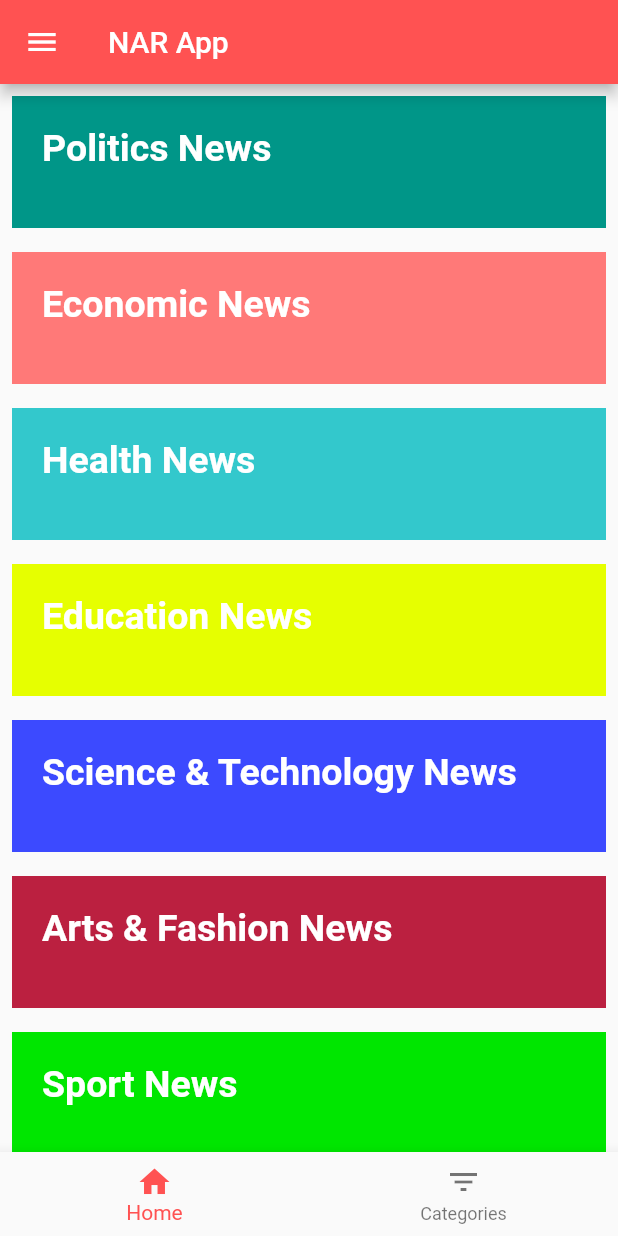
After one commit to manardweikat/NARA, a Flutter app: the Categories screen opened directly, on a phone screen of 412 x 824 dp. The commit adds this screen. Run offline on Flutter 3.47's test engine with Material 2 defaults, Android fonts, the phone set to English and light mode, and no system bars; our stand-ins replace font_awesome_flutter, velocity_x; network calls fail.

Commit message:
Manar Commit

```diff
--- a/lib/CommonLogo.dart
+++ b/lib/CommonLogo.dart
@@ -1,5 +1,6 @@
 import 'package:flutter/material.dart';
 import 'package:velocity_x/velocity_x.dart';
+
 class CommonLogo extends StatelessWidget {
   @override
   Widget build(BuildContext context) {
--- /dev/null
+++ b/lib/bottom_navbar_bloc.dart
@@ -0,0 +1,30 @@
+import 'dart:async';
+
+enum NavBarItem { HOME, SOURCES, SEARCH }
+
+class BottomNavBarBloc {
+  final StreamController<NavBarItem> _navBarController =
+      StreamController<NavBarItem>.broadcast();
+
+  NavBarItem defaultItem = NavBarItem.HOME;
+
+  Stream<NavBarItem> get itemStream => _navBarController.stream;
+
+  void pickItem(int i) {
+    switch (i) {
+      case 0:
+        _navBarController.sink.add(NavBarItem.HOME);
+        break;
+      case 1:
+        _navBarController.sink.add(NavBarItem.SOURCES);
+        break;
+      case 2:
+        _navBarController.sink.add(NavBarItem.SEARCH);
+        break;
+    }
+  }
+
+  close() {
+    _navBarController?.close();
+  }
+}
--- /dev/null
+++ b/lib/categories.dart
@@ -0,0 +1,336 @@
+import 'dart:ui';
+
+import 'package:flutter/cupertino.dart';
+import 'package:flutter/material.dart';
+import 'package:flutter/rendering.dart';
+import 'SignInPage.dart';
+import 'NewsMain.dart';
+import 'news.dart';
+class MyApp extends StatelessWidget {
+  // This widget is the root of your application.
+  @override
+  Widget build(BuildContext context) {
+    return MaterialApp(
+      title: 'Flutter Demo',
+      theme: ThemeData(
+
+        primarySwatch: Colors.blue,
+      ),
+      home: Categories(title: 'Flutter Demo Home Page'),
+    );
+  }
+}
+
+class Categories extends StatefulWidget {
+  Categories({Key key, this.title}) : super(key: key);
+
+  // This widget is the home page of your application. It is stateful, meaning
+  // that it has a State object (defined below) that contains fields that affect
+  // how it looks.
+
+  // This class is the configuration for the state. It holds the values (in this
+  // case the title) provided by the parent (in this case the App widget) and
+  // used by the build method of the State. Fields in a Widget subclass are
+  // always marked "final".
+
+  final String title;
+
+  @override
+  _MyHomePageState createState() => _MyHomePageState();
+}
+
+class _MyHomePageState extends State<Categories> {
+
+  void _incrementCounter() {
+    setState(() {
+    });
+  }
+
+  @override
+  Widget build(BuildContext context) {
+    return Scaffold(
+      resizeToAvoidBottomInset: false,
+      appBar: AppBar(
+        backgroundColor: Colors.redAccent,
+        title: const Text('NAR App'),
+        leading: Builder( builder: (context){return IconButton(icon: Icon(Icons.menu), onPressed: (){Scaffold.of(context).openDrawer();},);},),),
+
+      drawer: Drawer(
+        child: ListView(
+          padding: EdgeInsets.zero,
+          children: const <Widget>[
+            DrawerHeader(
+
+              decoration: BoxDecoration(
+                color: Colors.redAccent,
+              ),
+              child: Text(
+                'NARA',
+                style: TextStyle(
+                  color: Colors.white,
+                  fontSize: 24,
+                ),
+              ),
+
+            ),
+
+            ListTile(
+              leading: Icon(Icons.account_circle),
+              title: Text('Profile'),
+            ),
+            ListTile(
+              leading: Icon(Icons.settings),
+              title: Text('Settings'),
+            ),
+            ListTile(
+              leading: Icon(Icons.account_circle_outlined),
+              title: Text('Sign-up'),
+            ),
+            ListTile(
+              leading: Icon(Icons.account_circle_outlined),
+              title: Text('Sign-out'),
+            ),
+          ],
+        ),
+      ),
+
+
+
+
+
+      body:SingleChildScrollView(
+        child:Column(
+          mainAxisAlignment: MainAxisAlignment.spaceEvenly,
+          crossAxisAlignment: CrossAxisAlignment.stretch,
+          mainAxisSize: MainAxisSize.max,
+          verticalDirection: VerticalDirection.down,
+          children: <Widget>[
+            //politics
+            Padding(
+              padding: const EdgeInsets.all(8.0),
+              child: Container(padding: EdgeInsets.fromLTRB(20, 20, 50, 10),
+                color: Colors.teal,
+                child: RichText(
+                  text: TextSpan(
+                    children: <TextSpan>[
+                      TextSpan(
+                        text: 'Politics News \n',
+                        style: TextStyle(color: Colors.white,fontWeight: FontWeight.bold,fontSize: 25),
+                      ),
+                    ],
+                  ),
+                ),
+                //    child: Text('Politics News\n',style: TextStyle(color: Colors.white,),textAlign: TextAlign.left,overflow: TextOverflow.ellipsis,maxLines: 4,),
+              ),
+            ),
+            //economic
+            Padding(
+              padding: const EdgeInsets.all(8.0),
+              child: Container(padding: EdgeInsets.fromLTRB(20, 20, 50, 10),
+                color: Color.fromRGBO(255, 121, 120, 1),
+                child: RichText(
+                  text: TextSpan(
+                    children: <TextSpan>[
+                      TextSpan(
+                        text: 'Economic News \n',
+                        style: TextStyle(color: Colors.white,fontWeight: FontWeight.bold,fontSize: 25),
+
+                      ),
+
+                    ],
+                  ),
+                ),
+                //    child: Text('Politics News\n',style: TextStyle(color: Colors.white,),textAlign: TextAlign.left,overflow: TextOverflow.ellipsis,maxLines: 4,),
+              ),
+            ),
+            //health
+            Padding(
+              padding: const EdgeInsets.all(8.0),
+              child: Container(padding: EdgeInsets.fromLTRB(20, 20, 50, 10),
+                color: Color.fromRGBO(51, 200, 204, 1),
+                child: RichText(
+                  text: TextSpan(
+                    children: <TextSpan>[
+                      TextSpan(
+                        text: 'Health News \n',
+                        style: TextStyle(color: Colors.white,fontWeight: FontWeight.bold,fontSize: 25),
+
+                      ),
+                    ],
+                  ),
+                ),
+                //    child: Text('Politics News\n',style: TextStyle(color: Colors.white,),textAlign: TextAlign.left,overflow: TextOverflow.ellipsis,maxLines: 4,),
+              ),
+            ),
+            //education
+            Padding(
+              padding: const EdgeInsets.all(8.0),
+              child: Container(padding: EdgeInsets.fromLTRB(20, 20, 50, 10),
+                color: Color.fromRGBO(230, 255, 0, 1),
+                child: RichText(
+                  text: TextSpan(
+                    children: <TextSpan>[
+                      TextSpan(
+                        text: 'Education News \n',
+                        style: TextStyle(color: Colors.white,fontWeight: FontWeight.bold,fontSize: 25),
+                      ),
+                    ],
+                  ),
+                ),
+                //    child: Text('Politics News\n',style: TextStyle(color: Colors.white,),textAlign: TextAlign.left,overflow: TextOverflow.ellipsis,maxLines: 4,),
+              ),
+            ),
+            //science & tech
+            Padding(
+              padding: const EdgeInsets.all(8.0),
+              child: Container(padding: EdgeInsets.fromLTRB(20, 20, 50, 10),
+                color: Color.fromRGBO(60, 74, 255, 1),
+                child: RichText(
+                  text: TextSpan(
+                    children: <TextSpan>[
+                      TextSpan(
+                        text: 'Science & Technology News \n',
+                        style: TextStyle(color: Colors.white,fontWeight: FontWeight.bold,fontSize: 25),
+                      ),
+                    ],
+                  ),
+                ),
+                //    child: Text('Politics News\n',style: TextStyle(color: Colors.white,),textAlign: TextAlign.left,overflow: TextOverflow.ellipsis,maxLines: 4,),
+              ),
+            ),
+            //art
+            Padding(
+              padding: const EdgeInsets.all(8.0),
+              child: Container(padding: EdgeInsets.fromLTRB(20, 20, 50, 10),
+                color: Color.fromRGBO(187, 32, 64,1),
+                child: RichText(
+                  text: TextSpan(
+                    children: <TextSpan>[
+                      TextSpan(
+                        text: 'Arts & Fashion News \n',
+                        style: TextStyle(color: Colors.white,fontWeight: FontWeight.bold,fontSize: 25),
+
+                      ),
+
+                    ],
+                  ),
+                ),
+                //    child: Text('Politics News\n',style: TextStyle(color: Colors.white,),textAlign: TextAlign.left,overflow: TextOverflow.ellipsis,maxLines: 4,),
+              ),
+            ),
+            //sport
+            Padding(
+              padding: const EdgeInsets.all(8.0),
+              child: Container(padding: EdgeInsets.fromLTRB(20, 20, 50, 10),
+                color: Color.fromRGBO(0, 230, 0, 1),
+                child: RichText(
+                  text: TextSpan(
+                    children: <TextSpan>[
+                      TextSpan(
+                        text: 'Sport News \n',
+                        style: TextStyle(color: Colors.white,fontWeight: FontWeight.bold,fontSize: 25),
+
+                      ),
+                    ],
+                  ),
+                ),
+                //    child: Text('Politics News\n',style: TextStyle(color: Colors.white,),textAlign: TextAlign.left,overflow: TextOverflow.ellipsis,maxLines: 4,),
+              ),
+            ),
+            //Cars
+            Padding(
+              padding: const EdgeInsets.all(8.0),
+              child: Container(padding: EdgeInsets.fromLTRB(20, 20, 50, 10),
+                color: Color.fromRGBO(255, 9, 93, 1),
+                child: RichText(
+                  text: TextSpan(
+                    children: <TextSpan>[
+                      TextSpan(
+                        text: 'Cars News \n',
+                        style: TextStyle(color: Colors.white,fontWeight: FontWeight.bold,fontSize: 25),
+
+                      ),
+                    ],
+                  ),
+                ),
+                //    child: Text('Politics News\n',style: TextStyle(color: Colors.white,),textAlign: TextAlign.left,overflow: TextOverflow.ellipsis,maxLines: 4,),
+              ),
+            ),
+            //travel
+            Padding(
+              padding: const EdgeInsets.all(8.0),
+              child: Container(padding: EdgeInsets.fromLTRB(20, 20, 50, 10),
+                color: Color.fromRGBO(10, 255, 200, 1),
+                child: RichText(
+                  text: TextSpan(
+                    children: <TextSpan>[
+                      TextSpan(
+                        text: 'Travel News \n',
+                        style: TextStyle(color: Colors.white,fontWeight: FontWeight.bold,fontSize: 25),
+
+                      ),
+                    ],
+                  ),
+                ),
+                //    child: Text('Politics News\n',style: TextStyle(color: Colors.white,),textAlign: TextAlign.left,overflow: TextOverflow.ellipsis,maxLines: 4,),
+              ),
+            ),
+            //astronomy & horoscopes
+            Padding(
+              padding: const EdgeInsets.all(8.0),
+              child: Container(padding: EdgeInsets.fromLTRB(20, 20, 50, 10),
+                color: Color.fromRGBO(213, 126, 91, 1),
+                child: RichText(
+                  text: TextSpan(
+                    children: <TextSpan>[
+                      TextSpan(
+                        text: 'Astronomy & Horoscopes News \n',
+                        style: TextStyle(color: Colors.white,fontWeight: FontWeight.bold,fontSize: 25),
+
+                      ),
+                    ],
+                  ),
+                ),
+                //    child: Text('Politics News\n',style: TextStyle(color: Colors.white,),textAlign: TextAlign.left,overflow: TextOverflow.ellipsis,maxLines: 4,),
+              ),
+            ),
+          ],
+        ),
+      ),
+      bottomNavigationBar:
+      BottomNavigationBar(
+        items: const <BottomNavigationBarItem>[
+          BottomNavigationBarItem(
+            icon: Icon(Icons.home),
+            label: 'Home',
+          ),
+          BottomNavigationBarItem(
+            icon: Icon(Icons.filter_list),
+            label: 'Categories',
+
+          ),
+        ],
+
+        currentIndex: _selectedIndex,
+        selectedItemColor: Colors.redAccent,
+        onTap: _onItemTapped,
+
+
+      ),
+
+    );
+  }
+  int _selectedIndex = 0;
+  static const TextStyle optionStyle = TextStyle(fontSize: 30, fontWeight: FontWeight.bold);
+
+
+  void _onItemTapped(int index) {
+    setState(() {
+      _selectedIndex = index;
+      print(_selectedIndex);
+      if(_selectedIndex ==0) Navigator.push(context,MaterialPageRoute(builder: (context)=>MyHomePage()));
+       if(_selectedIndex==1) Navigator.push(context,MaterialPageRoute(builder: (context)=>Categories()));
+
+    });
+  }
+}
--- a/lib/news.dart
+++ b/lib/news.dart
@@ -3,6 +3,7 @@ import 'dart:ui';
 import 'package:flutter/cupertino.dart';
 import 'package:flutter/material.dart';
 import 'package:flutter/rendering.dart';
+import 'package:flutter_app1/categories.dart';
 import 'SignInPage.dart';
 import 'NewsMain.dart';
 class MyApp extends StatelessWidget {
@@ -374,12 +375,39 @@ class _MyHomePageState extends State<MyHomePage> {
           ),
         ],
       ),
-    )
+    ),
+     bottomNavigationBar: BottomNavigationBar(
+    items: const <BottomNavigationBarItem>[
+        BottomNavigationBarItem(
+        icon: Icon(Icons.home),
+    label: 'Home',
+     ),
+    BottomNavigationBarItem(
+    icon: Icon(Icons.filter_list),
+    label: 'Categories',
+    ),
+    ],
+
+    currentIndex: _selectedIndex,
+    selectedItemColor: Colors.redAccent,
+    onTap: _onItemTapped,
 
 
-
-
+    ),
 
     );
   }
+  int _selectedIndex = 0;
+  static const TextStyle optionStyle = TextStyle(fontSize: 30, fontWeight: FontWeight.bold);
+
+
+  void _onItemTapped(int index) {
+    setState(() {
+      _selectedIndex = index;
+      print(_selectedIndex);
+      if(_selectedIndex ==0) Navigator.push(context,MaterialPageRoute(builder: (context)=>MyHomePage()));
+      else if(_selectedIndex==1) Navigator.push(context,MaterialPageRoute(builder: (context)=>Categories()));
+
+    });
+  }
 }
```
Also changed, not shown: pubspec.lock.
